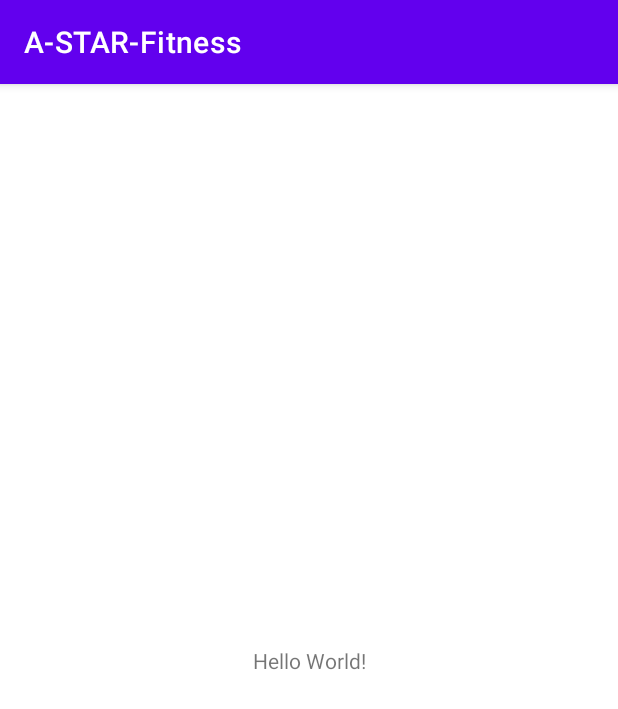
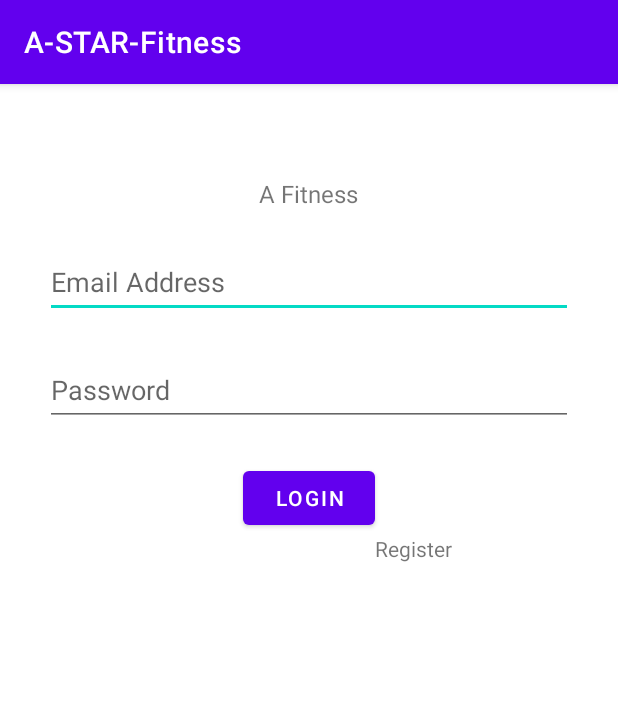
Before and after one commit to CS5520-A-STAR/A-STAR-Fitness, an Android app: the screen it shows after launch (MainActivity), on a phone screen of 412 x 824 dp. Shown: the top 709 px of the screen. Run offline under Robolectric (Android 15) with nearby library versions, the phone set to English and light mode, and no system bars.

Commit message:
activity_main commit

```diff
--- a/app/src/main/res/layout/activity_main.xml
+++ b/app/src/main/res/layout/activity_main.xml
@@ -4,15 +4,76 @@
     xmlns:tools="http://schemas.android.com/tools"
     android:layout_width="match_parent"
     android:layout_height="match_parent"
-    tools:context=".MainActivity">
+    tools:context=".MainActivity"
+    android:layout_margin="30dp"
+    >
 
     <TextView
+        android:id="@+id/textViewFitness"
         android:layout_width="wrap_content"
         android:layout_height="wrap_content"
-        android:text="Hello World!"
-        app:layout_constraintBottom_toBottomOf="parent"
-        app:layout_constraintLeft_toLeftOf="parent"
-        app:layout_constraintRight_toRightOf="parent"
+        android:layout_marginTop="32dp"
+        android:text="A Fitness"
+        android:textSize="16sp"
+        app:layout_constraintEnd_toEndOf="parent"
+        app:layout_constraintHorizontal_bias="0.498"
+        app:layout_constraintStart_toStartOf="parent"
         app:layout_constraintTop_toTopOf="parent" />
 
+    <EditText
+        android:id="@+id/email_address"
+        android:layout_width="match_parent"
+        android:layout_height="wrap_content"
+        android:layout_marginTop="24dp"
+        android:ems="10"
+        android:hint="Email Address"
+        android:inputType="textPersonName"
+        android:minHeight="48dp"
+        app:layout_constraintEnd_toEndOf="parent"
+        app:layout_constraintStart_toStartOf="parent"
+        app:layout_constraintTop_toBottomOf="@+id/textViewFitness" />
+
+    <EditText
+        android:id="@+id/password"
+        android:layout_width="match_parent"
+        android:layout_height="wrap_content"
+        android:layout_marginTop="24dp"
+        android:ems="10"
+        android:hint="Password"
+        android:inputType="textPersonName"
+        android:minHeight="48dp"
+        app:layout_constraintEnd_toEndOf="parent"
+        app:layout_constraintStart_toStartOf="parent"
+        app:layout_constraintTop_toBottomOf="@+id/email_address" />
+
+    <Button
+        android:id="@+id/sign_in"
+        android:layout_width="wrap_content"
+        android:layout_height="wrap_content"
+
+        android:layout_marginTop="24dp"
+        android:onClick="onClick"
+        android:text="LOGIN"
+        app:layout_constraintEnd_toEndOf="parent"
+        app:layout_constraintStart_toStartOf="parent"
+        app:layout_constraintTop_toBottomOf="@+id/password" />
+
+    <ProgressBar
+        android:id="@+id/progress_bar"
+        android:layout_width="127dp"
+        android:layout_height="101dp"
+        android:visibility="gone"
+        app:layout_constraintBottom_toBottomOf="parent"
+        app:layout_constraintEnd_toEndOf="parent"
+        app:layout_constraintStart_toStartOf="parent"
+        app:layout_constraintTop_toTopOf="parent" />
+
+    <TextView
+        android:id="@+id/register"
+        android:layout_width="wrap_content"
+        android:layout_height="wrap_content"
+        android:onClick="onClick"
+        android:text="Register"
+        app:layout_constraintStart_toEndOf="@+id/sign_in"
+        app:layout_constraintTop_toBottomOf="@+id/sign_in" />
 </androidx.constraintlayout.widget.ConstraintLayout>
```
